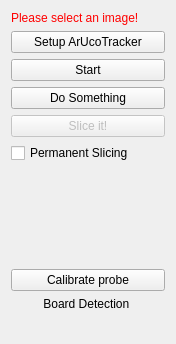
Before: the Qt Designer form Plugins/org.mitk.gui.qt.aruco/src/internal/ArucoTestViewControls.ui in ivowolf/MITK, drawn with Qt 5.
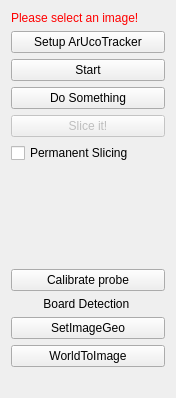
After: the same form once the commit is applied.

Patch:
```diff
--- a/Plugins/org.mitk.gui.qt.aruco/src/internal/ArucoTestViewControls.ui
+++ b/Plugins/org.mitk.gui.qt.aruco/src/internal/ArucoTestViewControls.ui
@@ -7,7 +7,7 @@
     <x>0</x>
     <y>0</y>
     <width>176</width>
-    <height>344</height>
+    <height>398</height>
    </rect>
   </property>
   <property name="minimumSize">
@@ -107,6 +107,20 @@
      </property>
     </widget>
    </item>
+   <item>
+    <widget class="QPushButton" name="btnSetImageGeo">
+     <property name="text">
+      <string>SetImageGeo</string>
+     </property>
+    </widget>
+   </item>
+   <item>
+    <widget class="QPushButton" name="btnWorldToImage">
+     <property name="text">
+      <string>WorldToImage</string>
+     </property>
+    </widget>
+   </item>
    <item>
     <spacer name="spacer1">
      <property name="orientation">
```
